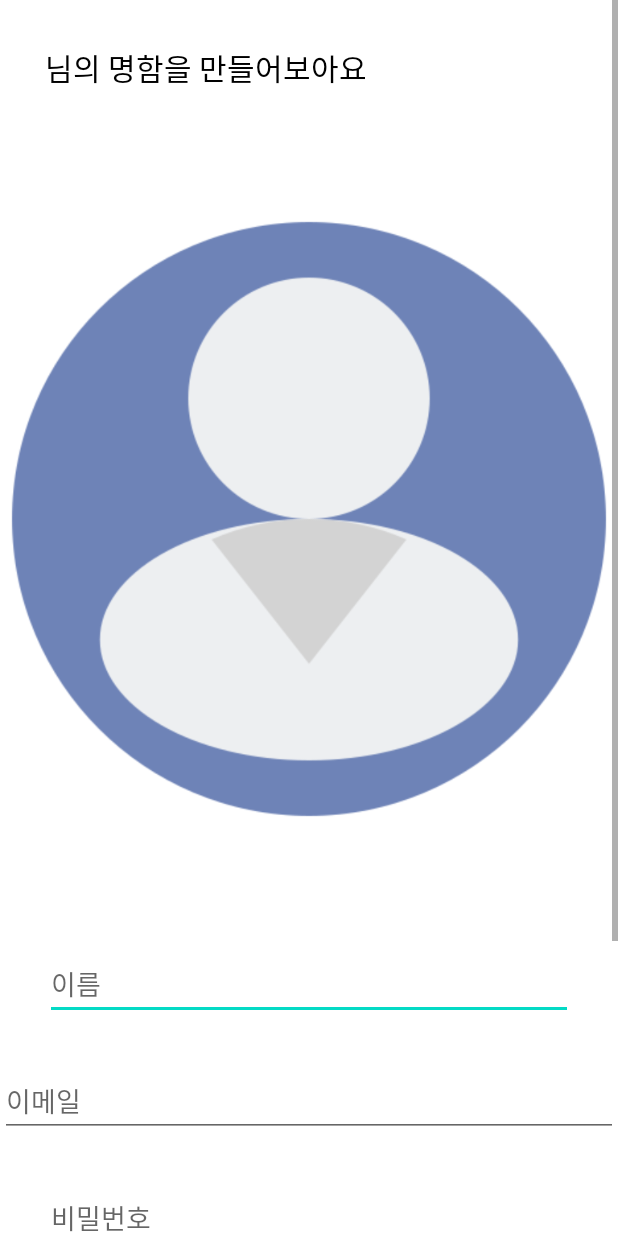
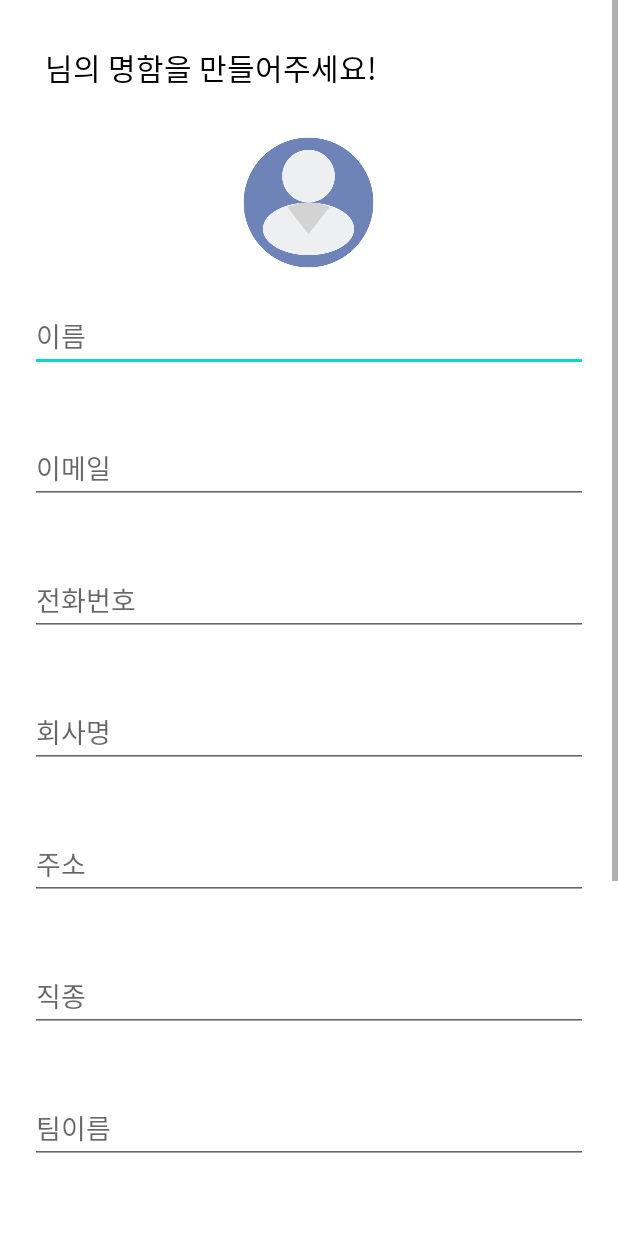
Before and after one commit to junha8070/BICA, an Android app: the RegisterCardActivity screen opened directly, with no data from a screen before it, on a phone screen of 412 x 824 dp. Run offline under Robolectric (Android 15) with nearby library versions, the phone set to English and light mode, and no system bars.

Commit message:
[FEAT] Create XML and JAVA of RegisterCardActivity

```diff
--- a/app/src/main/java/com/example/bica/member/RegisterCardActivity.java
+++ b/app/src/main/java/com/example/bica/member/RegisterCardActivity.java
@@ -1,14 +1,62 @@
 package com.example.bica.member;
 
 import androidx.appcompat.app.AppCompatActivity;
+
+import com.example.bica.MainActivity;
 import com.example.bica.R;
+
+import android.content.Intent;
 import android.os.Bundle;
+import android.view.View;
+import android.widget.Button;
+import android.widget.EditText;
+import android.widget.ImageView;
+import android.widget.TextView;
 
 public class RegisterCardActivity extends AppCompatActivity {
+
+    Button btn_complete, btn_later;
+    ImageView img_face;
+    TextView tv_title;
+    EditText edt_username, edt_useremail, edt_phonenum, edt_companyname, edt_companyadr, edt_occupation, edt_teamname, edt_position, edt_groupname, edt_memo;
 
     @Override
     protected void onCreate(Bundle savedInstanceState) {
         super.onCreate(savedInstanceState);
         setContentView(R.layout.activity_register_card);
+
+        init();
+
+        btn_complete.setOnClickListener(new View.OnClickListener() {
+            @Override
+            public void onClick(View view) {
+                Intent startMain = new Intent(RegisterCardActivity.this, MainActivity.class);
+                startActivity(startMain);
+            }
+        });
+
+        btn_later.setOnClickListener(new View.OnClickListener() {
+            @Override
+            public void onClick(View view) {
+                Intent startMain = new Intent(RegisterCardActivity.this, MainActivity.class);
+                startActivity(startMain);
+            }
+        });
+    }
+    public void init(){
+        btn_complete = findViewById(R.id.btn_complete);
+        btn_later = findViewById(R.id.btn_later);
+        img_face = findViewById(R.id.img_face);
+        tv_title = findViewById(R.id.register_card_title);
+        edt_username = findViewById(R.id.user_name);
+        edt_useremail = findViewById(R.id.user_email);
+        edt_phonenum = findViewById(R.id.user_phonenum);
+        edt_companyname = findViewById(R.id.company_name);
+        edt_companyadr = findViewById(R.id.company_address);
+        edt_occupation = findViewById(R.id.occupation);
+        edt_teamname = findViewById(R.id.teamname);
+        edt_position = findViewById(R.id.position);
+        edt_groupname = findViewById(R.id.groupname);
+        edt_memo = findViewById(R.id.memo);
     }
 }
--- a/app/src/main/res/layout/activity_register_card.xml
+++ b/app/src/main/res/layout/activity_register_card.xml
@@ -19,6 +19,7 @@
             android:layout_weight="1">
 
             <TextView
+                android:id="@+id/register_card_title"
                 android:textSize="20dp"
                 android:layout_width="wrap_content"
                 android:layout_height="match_parent"
@@ -33,14 +34,15 @@
             android:layout_width="match_parent"
             android:layout_height="match_parent"
             android:layout_weight="1"
-            android:orientation="vertical">
+            android:orientation="vertical"
+            android:gravity="center_vertical">
 
             <ImageView
                 android:id="@+id/img_face"
-                android:layout_width="wrap_content"
-                android:layout_height="wrap_content"
-                android:layout_gravity="center_vertical"
-                android:src="@drawable/user"/>
+                android:layout_width="90dp"
+                android:layout_height="90dp"
+                android:layout_gravity="center"
+                android:src="@drawable/user" />
 
         </LinearLayout>
 
@@ -54,7 +56,7 @@
                 android:id="@+id/user_name"
                 android:layout_width="match_parent"
                 android:layout_height="wrap_content"
-                android:layout_margin="30dp"
+                android:layout_margin="20dp"
                 android:hint="@string/User_Name"
                 android:inputType="textPersonName" />
 
@@ -62,34 +64,99 @@
                 android:id="@+id/user_email"
                 android:layout_width="match_parent"
                 android:layout_height="wrap_content"
-                android:layout_weight="10"
+                android:layout_margin="20dp"
                 android:hint="@string/User_Email"
                 android:inputType="textEmailAddress" />
-
-            <EditText
-                android:id="@+id/user_pw"
-                android:layout_width="match_parent"
-                android:layout_height="wrap_content"
-                android:layout_margin="30dp"
-                android:hint="@string/User_PW"
-                android:inputType="textPassword" />
-
-            <EditText
-                android:id="@+id/user_pw_check"
-                android:layout_width="match_parent"
-                android:layout_height="wrap_content"
-                android:layout_margin="30dp"
-                android:hint="@string/User_PW_Check"
-                android:inputType="textPassword" />
 
             <EditText
                 android:id="@+id/user_phonenum"
                 android:layout_width="match_parent"
                 android:layout_height="wrap_content"
-                android:layout_margin="30dp"
+                android:layout_margin="20dp"
                 android:hint="@string/PhoneNum"
                 android:inputType="phone"
                 android:maxLength="13" />
+
+            <EditText
+                android:id="@+id/company_name"
+                android:layout_width="match_parent"
+                android:layout_height="wrap_content"
+                android:layout_margin="20dp"
+                android:hint="@string/Company_Name"
+                android:inputType="text"/>
+
+            <EditText
+                android:id="@+id/company_address"
+                android:layout_width="match_parent"
+                android:layout_height="wrap_content"
+                android:layout_margin="20dp"
+                android:hint="@string/Company_Address"
+                android:inputType="textPostalAddress"/>
+
+            <EditText
+                android:id="@+id/occupation"
+                android:layout_width="match_parent"
+                android:layout_height="wrap_content"
+                android:layout_margin="20dp"
+                android:hint="@string/Occupation"
+                android:inputType="text"/>
+
+            <EditText
+                android:id="@+id/teamname"
+                android:layout_width="match_parent"
+                android:layout_height="wrap_content"
+                android:layout_margin="20dp"
+                android:hint="@string/TeamName"
+                android:inputType="text"/>
+
+            <EditText
+                android:id="@+id/position"
+                android:layout_width="match_parent"
+                android:layout_height="wrap_content"
+                android:layout_margin="20dp"
+                android:hint="@string/Position"
+                android:inputType="text"/>
+
+            <EditText
+                android:id="@+id/groupname"
+                android:layout_width="match_parent"
+                android:layout_height="wrap_content"
+                android:layout_margin="20dp"
+                android:hint="@string/GroupName"
+                android:inputType="text"/>
+
+            <EditText
+                android:id="@+id/memo"
+                android:layout_width="match_parent"
+                android:layout_height="wrap_content"
+                android:layout_margin="20dp"
+                android:hint="@string/Memo"
+                android:inputType="text"/>
+
+        </LinearLayout>
+
+        <LinearLayout
+            android:layout_width="match_parent"
+            android:layout_height="match_parent"
+            android:layout_weight="1"
+            android:orientation="vertical"
+            android:gravity="center">
+
+            <Button
+                android:id="@+id/btn_complete"
+                android:layout_width="match_parent"
+                android:layout_height="wrap_content"
+                android:layout_alignParentBottom="true"
+                android:backgroundTint="@color/brown"
+                android:text="@string/Complete"/>
+            <Button
+                android:id="@+id/btn_later"
+                android:layout_width="wrap_content"
+                android:layout_height="wrap_content"
+                android:layout_alignParentBottom="true"
+                android:background="#00ff0000"
+                android:textColor="@color/black"
+                android:text="@string/Choose_Later"/>
         </LinearLayout>
 
     </LinearLayout>
--- a/app/src/main/res/values/strings.xml
+++ b/app/src/main/res/values/strings.xml
@@ -13,15 +13,17 @@
     <string name="User_PW_Check">비밀번호 확인</string>
     <string name="PhoneNum">전화번호</string>
     <string name="Next_Btn">다음</string>
-    <string name="RegisterCard_Activity_title">님의 명함을 만들어보아요</string>
+    <string name="RegisterCard_Activity_title">님의 명함을 만들어주세요!</string>
     <string name="Pic_Face">얼굴 사진</string>
     <string name="Company_Name">회사명</string>
-    <string name="User_Address">주소</string>
+    <string name="Company_Address">주소</string>
     <string name="Occupation">직종</string>
     <string name="TeamName">팀이름</string>
     <string name="Position">직위</string>
     <string name="GroupName">그룹이름</string>
     <string name="Memo">메모</string>
+    <string name="Complete">완료</string>
+    <string name="Choose_Later">나중에 만들게요</string>
     <string name="Business_Card">명함</string>
     <string name="Favorite">즐겨찾기</string>
     <string name="My_Card">내 명함</string>
```
